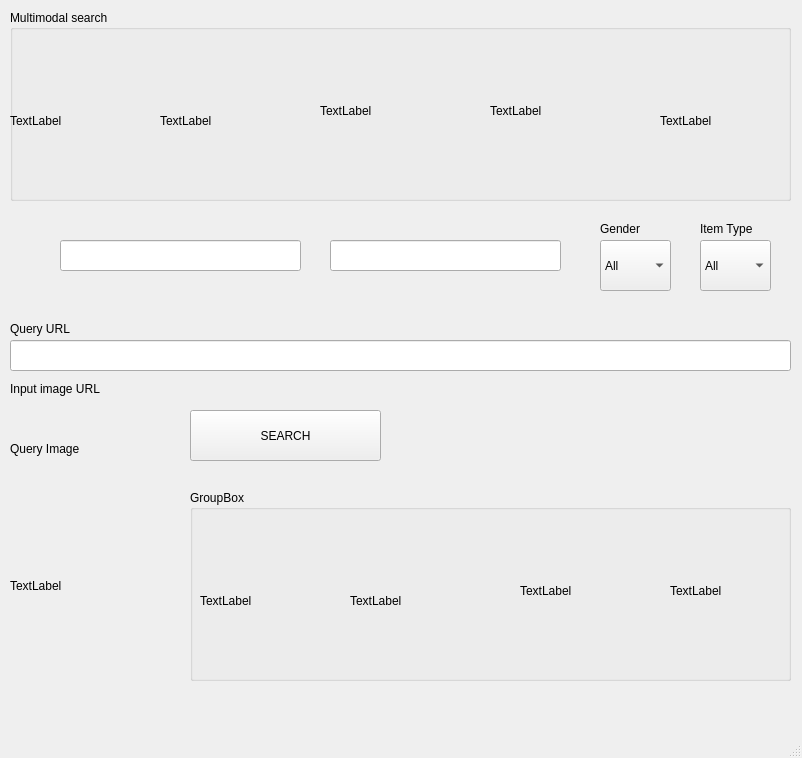
Leon047/Nike-demo-launchpad, file design.ui: the form before one commit.
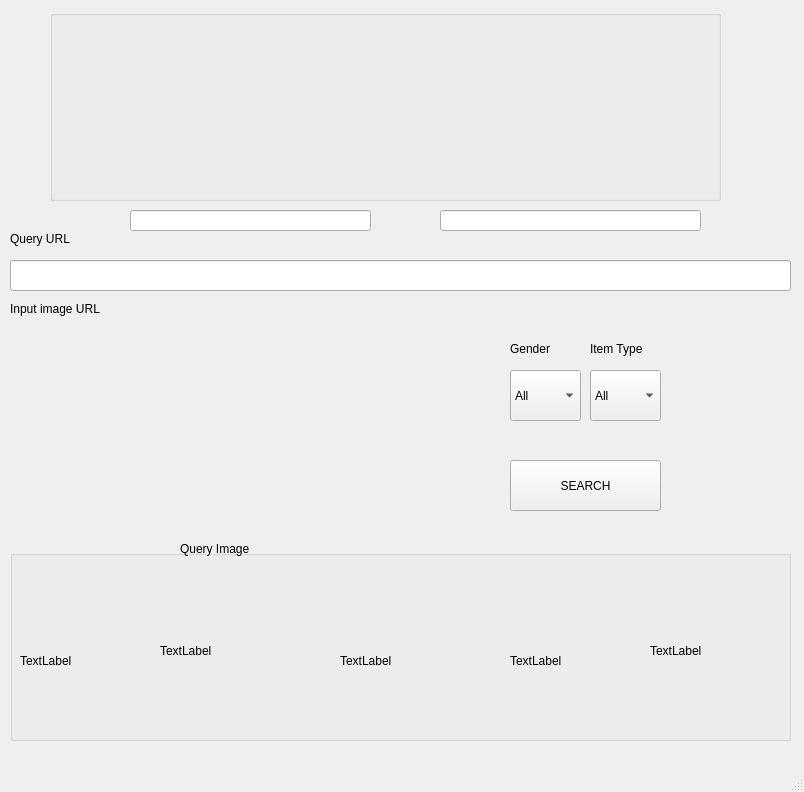
The form after the commit. Icons and pictures are not drawn.

```diff
--- a/design.ui
+++ b/design.ui
@@ -9,8 +9,8 @@
    <rect>
     <x>0</x>
     <y>0</y>
-    <width>802</width>
-    <height>758</height>
+    <width>804</width>
+    <height>792</height>
    </rect>
   </property>
   <property name="windowTitle">
@@ -20,9 +20,9 @@
    <widget class="QPushButton" name="pushButton">
     <property name="geometry">
      <rect>
-      <x>190</x>
-      <y>410</y>
-      <width>191</width>
+      <x>510</x>
+      <y>460</y>
+      <width>151</width>
       <height>51</height>
      </rect>
     </property>
@@ -33,8 +33,8 @@
    <widget class="QComboBox" name="comboBox">
     <property name="geometry">
      <rect>
-      <x>600</x>
-      <y>240</y>
+      <x>510</x>
+      <y>370</y>
       <width>71</width>
       <height>51</height>
      </rect>
@@ -63,8 +63,8 @@
    <widget class="QComboBox" name="comboBox_2">
     <property name="geometry">
      <rect>
-      <x>700</x>
-      <y>240</y>
+      <x>590</x>
+      <y>370</y>
       <width>71</width>
       <height>51</height>
      </rect>
@@ -89,7 +89,7 @@
     <property name="geometry">
      <rect>
       <x>10</x>
-      <y>340</y>
+      <y>260</y>
       <width>781</width>
       <height>31</height>
      </rect>
@@ -98,112 +98,145 @@
    <widget class="QLineEdit" name="lineEdit_2">
     <property name="geometry">
      <rect>
-      <x>60</x>
-      <y>240</y>
+      <x>130</x>
+      <y>210</y>
       <width>241</width>
-      <height>31</height>
+      <height>21</height>
      </rect>
     </property>
    </widget>
    <widget class="QLineEdit" name="lineEdit_3">
     <property name="geometry">
      <rect>
-      <x>330</x>
-      <y>240</y>
-      <width>231</width>
-      <height>31</height>
+      <x>440</x>
+      <y>210</y>
+      <width>261</width>
+      <height>21</height>
      </rect>
     </property>
    </widget>
    <widget class="QGroupBox" name="groupBox">
     <property name="geometry">
      <rect>
-      <x>10</x>
+      <x>50</x>
       <y>10</y>
-      <width>781</width>
+      <width>671</width>
       <height>191</height>
      </rect>
     </property>
     <property name="title">
-     <string>Multimodal search</string>
+     <string/>
     </property>
     <widget class="QLabel" name="photo">
+     <property name="enabled">
+      <bool>true</bool>
+     </property>
      <property name="geometry">
       <rect>
-       <x>0</x>
+       <x>10</x>
        <y>30</y>
-       <width>131</width>
-       <height>161</height>
+       <width>121</width>
+       <height>141</height>
       </rect>
      </property>
      <property name="text">
-      <string>TextLabel</string>
+      <string notr="true"/>
+     </property>
+     <property name="pixmap">
+      <pixmap>image/image0.jpg</pixmap>
+     </property>
+     <property name="scaledContents">
+      <bool>true</bool>
      </property>
     </widget>
     <widget class="QLabel" name="photo_2">
      <property name="geometry">
       <rect>
-       <x>150</x>
+       <x>140</x>
        <y>30</y>
-       <width>131</width>
-       <height>161</height>
+       <width>121</width>
+       <height>141</height>
       </rect>
      </property>
      <property name="text">
-      <string>TextLabel</string>
+      <string/>
+     </property>
+     <property name="pixmap">
+      <pixmap>image/image1.jpg</pixmap>
+     </property>
+     <property name="scaledContents">
+      <bool>true</bool>
      </property>
     </widget>
     <widget class="QLabel" name="photo_3">
      <property name="geometry">
       <rect>
-       <x>310</x>
-       <y>20</y>
-       <width>131</width>
-       <height>161</height>
+       <x>270</x>
+       <y>30</y>
+       <width>121</width>
+       <height>141</height>
       </rect>
      </property>
      <property name="text">
-      <string>TextLabel</string>
+      <string/>
+     </property>
+     <property name="pixmap">
+      <pixmap>image/image2.jpg</pixmap>
+     </property>
+     <property name="scaledContents">
+      <bool>true</bool>
      </property>
     </widget>
     <widget class="QLabel" name="photo_4">
      <property name="geometry">
       <rect>
-       <x>480</x>
-       <y>20</y>
-       <width>141</width>
-       <height>161</height>
+       <x>400</x>
+       <y>30</y>
+       <width>121</width>
+       <height>141</height>
       </rect>
      </property>
      <property name="text">
-      <string>TextLabel</string>
+      <string/>
+     </property>
+     <property name="pixmap">
+      <pixmap>image/image3.jpg</pixmap>
+     </property>
+     <property name="scaledContents">
+      <bool>true</bool>
      </property>
     </widget>
     <widget class="QLabel" name="photo_5">
      <property name="geometry">
       <rect>
-       <x>650</x>
+       <x>540</x>
        <y>30</y>
        <width>121</width>
-       <height>161</height>
+       <height>141</height>
       </rect>
      </property>
      <property name="text">
-      <string>TextLabel</string>
+      <string/>
+     </property>
+     <property name="pixmap">
+      <pixmap>image/image4.jpg</pixmap>
+     </property>
+     <property name="scaledContents">
+      <bool>true</bool>
      </property>
     </widget>
    </widget>
    <widget class="QGroupBox" name="groupBox_2">
     <property name="geometry">
      <rect>
-      <x>190</x>
-      <y>490</y>
-      <width>601</width>
+      <x>10</x>
+      <y>550</y>
+      <width>781</width>
       <height>191</height>
      </rect>
     </property>
     <property name="title">
-     <string>GroupBox</string>
+     <string/>
     </property>
     <widget class="QLabel" name="photo_7">
      <property name="geometry">
@@ -221,8 +254,8 @@
     <widget class="QLabel" name="photo_8">
      <property name="geometry">
       <rect>
-       <x>160</x>
-       <y>30</y>
+       <x>150</x>
+       <y>20</y>
        <width>141</width>
        <height>161</height>
       </rect>
@@ -235,7 +268,7 @@
      <property name="geometry">
       <rect>
        <x>330</x>
-       <y>20</y>
+       <y>30</y>
        <width>131</width>
        <height>161</height>
       </rect>
@@ -247,7 +280,20 @@
     <widget class="QLabel" name="photo_10">
      <property name="geometry">
       <rect>
-       <x>480</x>
+       <x>500</x>
+       <y>30</y>
+       <width>121</width>
+       <height>161</height>
+      </rect>
+     </property>
+     <property name="text">
+      <string>TextLabel</string>
+     </property>
+    </widget>
+    <widget class="QLabel" name="photo_11">
+     <property name="geometry">
+      <rect>
+       <x>640</x>
        <y>20</y>
        <width>121</width>
        <height>161</height>
@@ -261,14 +307,20 @@
    <widget class="QLabel" name="photo_6">
     <property name="geometry">
      <rect>
-      <x>10</x>
-      <y>470</y>
-      <width>171</width>
-      <height>231</height>
+      <x>180</x>
+      <y>330</y>
+      <width>201</width>
+      <height>201</height>
      </rect>
     </property>
     <property name="text">
-     <string>TextLabel</string>
+     <string/>
+    </property>
+    <property name="pixmap">
+     <pixmap>image/image5.jpg</pixmap>
+    </property>
+    <property name="scaledContents">
+     <bool>true</bool>
     </property>
    </widget>
    <widget class="QLabel" name="label">
@@ -277,8 +329,8 @@
     </property>
     <property name="geometry">
      <rect>
-      <x>600</x>
-      <y>220</y>
+      <x>510</x>
+      <y>340</y>
       <width>67</width>
       <height>17</height>
      </rect>
@@ -299,8 +351,8 @@
    <widget class="QLabel" name="label_2">
     <property name="geometry">
      <rect>
-      <x>700</x>
-      <y>220</y>
+      <x>590</x>
+      <y>340</y>
       <width>67</width>
       <height>17</height>
      </rect>
@@ -313,7 +365,7 @@
     <property name="geometry">
      <rect>
       <x>10</x>
-      <y>320</y>
+      <y>230</y>
       <width>67</width>
       <height>17</height>
      </rect>
@@ -326,7 +378,7 @@
     <property name="geometry">
      <rect>
       <x>10</x>
-      <y>380</y>
+      <y>300</y>
       <width>111</width>
       <height>17</height>
      </rect>
@@ -338,8 +390,8 @@
    <widget class="QLabel" name="label_5">
     <property name="geometry">
      <rect>
-      <x>10</x>
-      <y>440</y>
+      <x>180</x>
+      <y>540</y>
       <width>91</width>
       <height>17</height>
      </rect>
```
Left out of the diff: 5 changed lines with no effect on the pictures.
